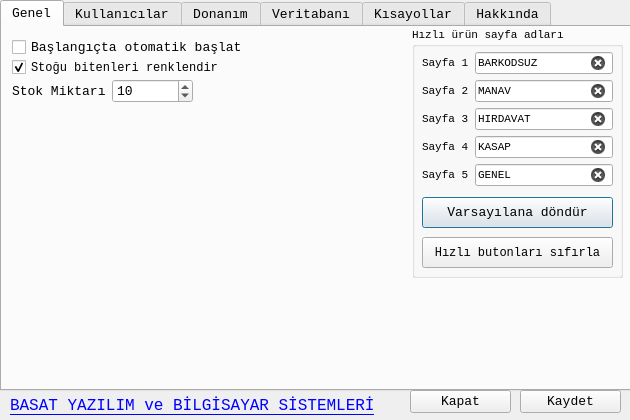
This is ayarlardialog.ui in mamoo81/bhss as Qt 5 draws it before an edit. The edited form follows.
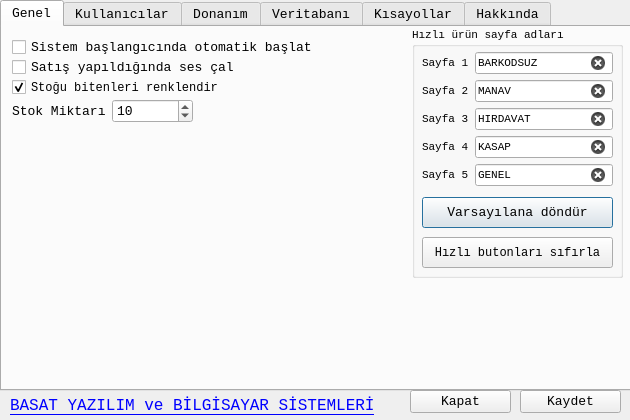
This is the edited form. Icons and pictures are not drawn.

Patch:
```diff
--- a/ayarlardialog.ui
+++ b/ayarlardialog.ui
@@ -206,19 +206,19 @@
       <rect>
        <x>10</x>
        <y>10</y>
-       <width>231</width>
+       <width>391</width>
        <height>21</height>
       </rect>
      </property>
      <property name="text">
-      <string>Başlangıçta otomatik başlat</string>
+      <string>Sistem başlangıcında otomatik başlat</string>
      </property>
     </widget>
     <widget class="QCheckBox" name="StokTakibicheckBox">
      <property name="geometry">
       <rect>
        <x>10</x>
-       <y>30</y>
+       <y>50</y>
        <width>211</width>
        <height>21</height>
       </rect>
@@ -240,7 +240,7 @@
      <property name="geometry">
       <rect>
        <x>10</x>
-       <y>50</y>
+       <y>70</y>
        <width>181</width>
        <height>28</height>
       </rect>
@@ -268,6 +268,19 @@
       </item>
      </layout>
     </widget>
+    <widget class="QCheckBox" name="checkBoxSatisSesUyari">
+     <property name="geometry">
+      <rect>
+       <x>10</x>
+       <y>30</y>
+       <width>231</width>
+       <height>21</height>
+      </rect>
+     </property>
+     <property name="text">
+      <string>Satış yapıldığında ses çal</string>
+     </property>
+    </widget>
    </widget>
    <widget class="QWidget" name="tabKullanicilar">
     <attribute name="title">
```
